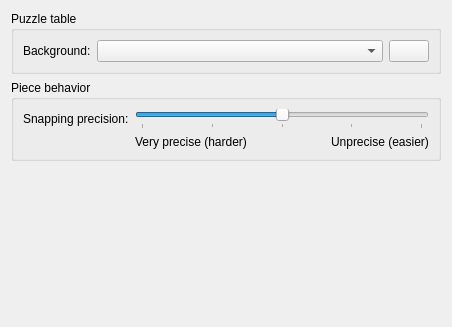
jsj2008/kdegames, file palapeli/src/settings.ui: the form before one commit.
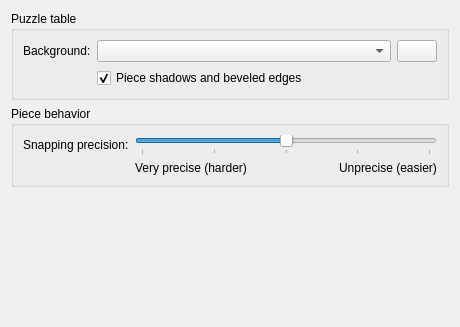
The form after the commit. Custom widgets are drawn as their Qt base class.

Commit message: piece visuals can be turned off via configuration

The edit to the form file:
```diff
--- a/palapeli/src/settings.ui
+++ b/palapeli/src/settings.ui
@@ -6,7 +6,7 @@
    <rect>
     <x>0</x>
     <y>0</y>
-    <width>452</width>
+    <width>460</width>
     <height>327</height>
    </rect>
   </property>
@@ -45,6 +45,16 @@
         </property>
        </widget>
       </item>
+      <item row="1" column="1">
+       <widget class="QCheckBox" name="kcfg_ViewPieceVisualsEnabled">
+        <property name="text">
+         <string>Piece shadows and beveled edges</string>
+        </property>
+        <property name="checked">
+         <bool>true</bool>
+        </property>
+       </widget>
+      </item>
      </layout>
     </widget>
    </item>
```
The commit also changes 3 other files.
